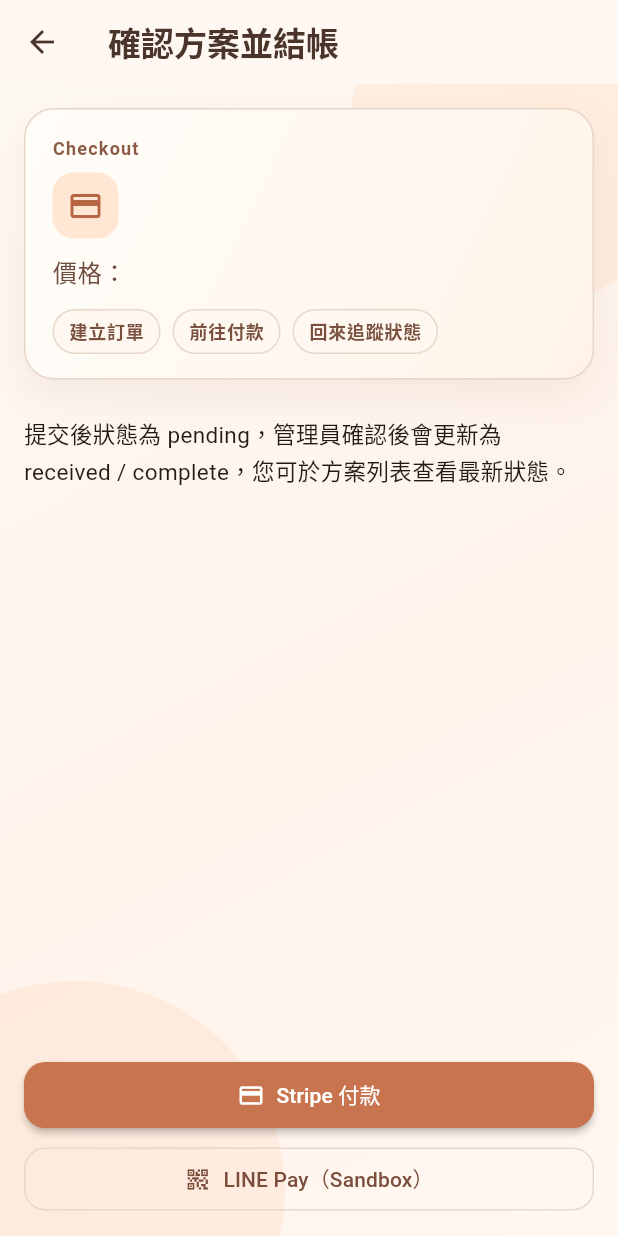
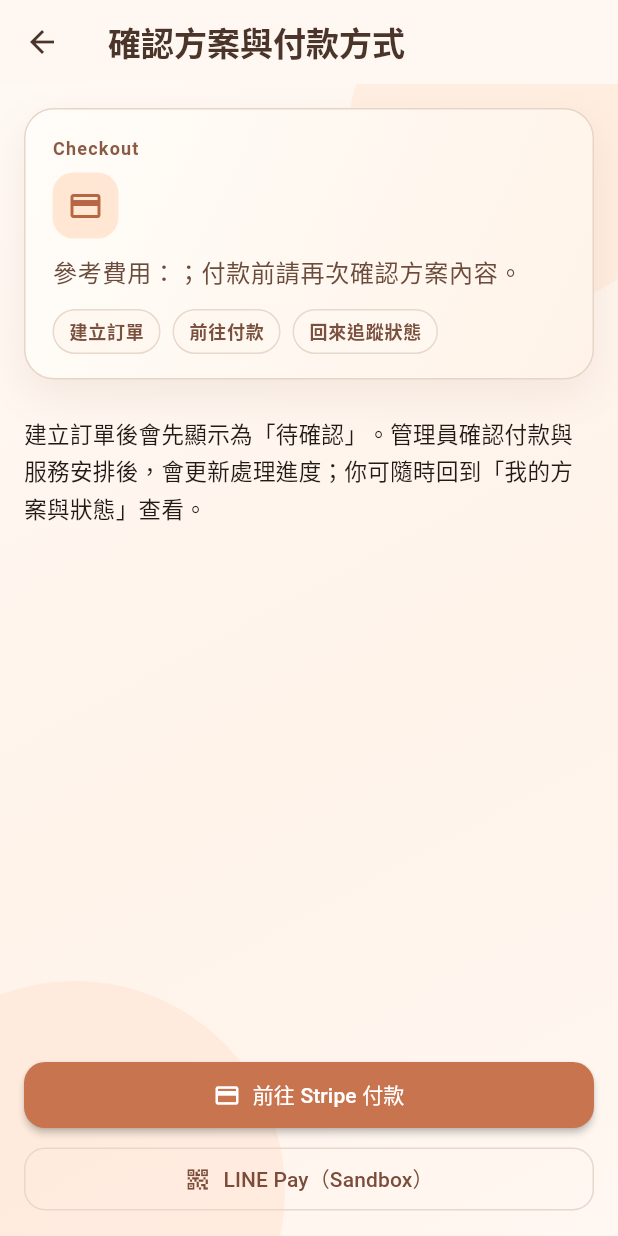
Before and after one commit to LEO0331/warmmemo, a Flutter app: the CheckoutPage screen opened directly with empty values, on a phone screen of 412 x 824 dp. Run offline on Flutter 3.47's test engine with Material 3 defaults, Android fonts, the phone set to English and light mode, and no system bars; our stand-ins replace cloud_firestore, firebase_auth, firebase_core, pdf, printing, qr_flutter and 3 more; missing offline and left inert: dart:html, dart:js_interop; accounts and stored records are empty; network calls fail; statements that could not run were skipped.

Commit message:
content upgrade

```diff
--- a/lib/features/admin/admin_dashboard.dart
+++ b/lib/features/admin/admin_dashboard.dart
@@ -161,8 +161,8 @@
             const PageHero(
               eyebrow: 'Admin',
               icon: Icons.admin_panel_settings_outlined,
-              title: 'Admin 控制台',
-              subtitle: '查看整體訂單進度、處理單筆案件並完成人工核對紀錄。',
+              title: '營運管理台',
+              subtitle: '集中查看訂單進度、處理個案，並留下可追溯的核對紀錄。',
               badges: ['訂單檢視', '人工核對', '狀態追蹤'],
             ),
             const SizedBox(height: 8),
@@ -248,7 +248,7 @@
               _buildErrorPanel(theme),
               const SizedBox(height: 12),
             ],
-            Text('檢視用戶提交的方案訂單，並可針對單筆填寫禮儀公司資訊後完成案件。'),
+            Text('查看客戶提交的方案訂單，依序完成核對、指派與交付安排。'),
             const SizedBox(height: 16),
             _buildWorkflowLegend(),
             const SizedBox(height: 16),
--- a/lib/features/admin/order_detail_page.dart
+++ b/lib/features/admin/order_detail_page.dart
@@ -49,19 +49,19 @@
     );
     if (!caseTransitionOk || !paymentTransitionOk) {
       setState(() {
-        _workflowHint = '狀態變更不符合流程，請依序更新（pending -> received -> complete）。';
+        _workflowHint = '這次狀態變更不符合流程；請依序更新為待確認、已接收，再到完成。';
       });
       return;
     }
     if (_editing.status == 'complete' && !_isDeliveredMilestoneDone()) {
       setState(() {
-        _workflowHint = '案件要標記 complete 前，請先將「已交付」里程碑設為 done。';
+        _workflowHint = '完成案件前，請先將「已交付」里程碑標示為完成。';
       });
       return;
     }
     if (_editing.status == 'complete' && _editing.paymentStatus != 'paid') {
       setState(() {
-        _workflowHint = '案件要標記 complete 前，請先確認付款狀態為 paid。';
+        _workflowHint = '完成案件前，請先確認付款狀態已標示為已付款。';
       });
       return;
     }
--- a/lib/features/final_countdown/final_countdown_tab.dart
+++ b/lib/features/final_countdown/final_countdown_tab.dart
@@ -695,8 +695,8 @@
                 const PageHero(
                   eyebrow: 'Planning',
                   icon: Icons.hourglass_bottom_outlined,
-                  title: '人生倒數與零結餘規劃',
-                  subtitle: '設定退休年份與預估壽命，讓資產與體驗支出在生命終點前盡量接近零結餘。',
+                  title: '人生規劃與體驗預算',
+                  subtitle: '用退休、健康與生活目標估算資產和支出，幫助你在不同階段更有意識地安排想做的事。',
                   badges: ['壽命預估', '資產支出平衡', '行動建議'],
                 ),
                 const SizedBox(height: 16),
@@ -976,7 +976,7 @@
                       if (_experienceItems.isEmpty)
                         const EmptyStateCard(
                           title: '尚未新增體驗項目',
-                          description: '新增你想完成或已完成的記憶體驗。',
+                          description: '把想完成或已完成的重要體驗記下來，讓規劃不只圍繞金額。',
                           icon: Icons.auto_awesome_outlined,
                         )
                       else
@@ -1120,7 +1120,7 @@
                 ),
                 const SizedBox(height: 16),
                 SectionCard(
-                  title: '零結餘結果',
+                  title: '資產與支出預估',
                   icon: Icons.balance_outlined,
                   child: SelectionArea(
                     child: Column(
@@ -1148,7 +1148,7 @@
                             _metricChip('建議年預算', _currency(annualTarget)),
                             _metricChip('建議月預算', _currency(monthlyTarget)),
                             _metricChip(
-                              'Die with Zero 準備度',
+                              '生活目標對齊度',
                               '${(overallReadiness * 100).toStringAsFixed(0)}%',
                               key: const Key('overall_readiness'),
                             ),
@@ -1166,14 +1166,14 @@
                         const SizedBox(height: 8),
                         Text(
                           net.abs() < 1000
-                              ? '很接近零結餘，規劃相當平衡。'
+                              ? '資產與支出目前接近平衡；仍可依生活變化定期調整。'
                               : net > 0
-                              ? '目前有剩餘資金，可增加體驗型支出。'
-                              : '目前預估不足，建議補強資產或下修支出。',
+                              ? '目前預留資金較多；可評估增加體驗、照護或家庭支持的預算。'
+                              : '目前預估支出較高；可檢視收入、資產與支出優先順序。',
                         ),
                         const SizedBox(height: 6),
                         Text(
-                          '綜合指標 = 健康對齊 30% + 財務對齊 30% + 壽命對齊 20% + 記憶進度 20%',
+                          '此指標用健康、財務、時間與體驗進度提供參考，不代表財務或醫療建議。',
                         ),
                       ],
                     ),
--- a/lib/features/packages/checkout_page.dart
+++ b/lib/features/packages/checkout_page.dart
@@ -298,7 +298,7 @@
   Widget build(BuildContext context) {
     final theme = Theme.of(context);
     return Scaffold(
-      appBar: AppBar(title: const Text('確認方案並結帳')),
+      appBar: AppBar(title: const Text('確認方案與付款方式')),
       body: WarmBackdrop(
         child: Padding(
           padding: const EdgeInsets.all(16),
@@ -309,13 +309,13 @@
                 eyebrow: 'Checkout',
                 icon: Icons.credit_card_outlined,
                 title: widget.planName,
-                subtitle: '價格：${widget.priceLabel}',
+                subtitle: '參考費用：${widget.priceLabel}；付款前請再次確認方案內容。',
                 badges: const ['建立訂單', '前往付款', '回來追蹤狀態'],
               ),
               const SizedBox(height: 8),
               const SizedBox(height: 16),
               SelectableText(
-                '提交後狀態為 pending，管理員確認後會更新為 received / complete，您可於方案列表查看最新狀態。',
+                '建立訂單後會先顯示為「待確認」。管理員確認付款與服務安排後，會更新處理進度；你可隨時回到「我的方案與狀態」查看。',
                 style: theme.textTheme.bodyMedium,
               ),
               const SizedBox(height: 12),
@@ -331,7 +331,7 @@
                 ),
               if (_lastCheckoutUrl != null) ...[
                 SelectableText(
-                  'Checkout URL：$_lastCheckoutUrl',
+                  '付款連結：$_lastCheckoutUrl',
                   style: theme.textTheme.bodySmall,
                 ),
                 const SizedBox(height: 8),
@@ -349,7 +349,7 @@
                         AppFeedback.showWithMessenger(
                           messenger,
                           colorScheme: colorScheme,
-                          message: 'Checkout URL 已複製',
+                          message: '付款連結已複製；可貼到瀏覽器開啟。',
                           tone: FeedbackTone.success,
                         );
                       },
@@ -387,7 +387,7 @@
                         }
                       },
                       icon: const Icon(Icons.open_in_new),
-                      label: const Text('重新開啟付款'),
+                      label: const Text('再次開啟付款頁'),
                     ),
                   ],
                 ),
@@ -439,7 +439,7 @@
                     child: FilledButton.icon(
                       onPressed: _submitting ? null : _submitOrder,
                       icon: const Icon(Icons.credit_card),
-                      label: Text(_submitting ? '前往中…' : 'Stripe 付款'),
+                      label: Text(_submitting ? '正在開啟付款頁…' : '前往 Stripe 付款'),
                     ),
                   ),
                   SizedBox(
--- a/lib/features/packages/packages_tab.dart
+++ b/lib/features/packages/packages_tab.dart
@@ -28,9 +28,9 @@
                 const PageHero(
                   eyebrow: 'Packages',
                   icon: Icons.handshake_outlined,
-                  title: '固定價格方案設計',
+                  title: '清楚比較服務方案',
                   subtitle:
-                      '平台先與合作禮儀公司談好「打包價格」與「最低服務標準」，家屬只需選擇風格與預算帶，不需臨時討價還價。',
+                      '先比較服務內容、適用情境與參考費用；選定後即可建立訂單，並持續查看付款與處理進度。',
                   badges: ['透明價格', '方案比較', '線上結帳'],
                 ),
                 const SizedBox(height: 16),
@@ -233,7 +233,7 @@
           if (orders.isEmpty) {
             return const EmptyStateCard(
               title: '尚未建立方案訂單',
-              description: '選擇方案後可建立訂單並追蹤付款狀態。',
+              description: '選擇合適方案後即可建立訂單，並在這裡追蹤付款與處理進度。',
               icon: Icons.receipt_long_outlined,
             );
           }
@@ -271,7 +271,7 @@
               ),
               const SizedBox(height: 8),
               if (filteredOrders.isEmpty)
-                const Text('目前篩選條件下沒有訂單。')
+                const Text('目前沒有符合篩選條件的訂單；可調整篩選條件再查看。')
               else
                 ...List.generate(filteredOrders.length, (index) {
                   final order = filteredOrders[index];
--- a/lib/features/skills/skill_generator_tab.dart
+++ b/lib/features/skills/skill_generator_tab.dart
@@ -126,18 +126,18 @@
                 ),
                 const SizedBox(height: 16),
                 SectionCard(
-                  title: 'JSON 輸入（標準化原始材料型）',
+                  title: '提供整理好的素材（JSON）',
                   icon: Icons.data_object_outlined,
                   child: Column(
                     crossAxisAlignment: CrossAxisAlignment.start,
                     children: [
                       SelectableText(
-                        '必要欄位：profile + materials（messages/documents/emails 任一有資料）。',
+                        '請提供 profile 與 materials；materials 中至少放入 messages、documents 或 emails 的其中一種素材。',
                         style: theme.textTheme.bodySmall,
                       ),
                       const SizedBox(height: 4),
                       SelectableText(
-                        '建議補充：relationshipToUser、familyRole、lifeStage、residenceCity、occupation、personalValues、hobbies、signatureMemory。',
+                        '補充關係、角色、生活階段、價值觀、興趣與代表回憶，可讓生成內容更貼近本人。',
                         style: theme.textTheme.bodySmall,
                       ),
                       const SizedBox(height: 8),
@@ -169,7 +169,7 @@
                                     ),
                                   )
                                 : const Icon(Icons.auto_fix_high_outlined),
-                            label: Text(_isGenerating ? '生成中...' : '驗證並生成'),
+                            label: Text(_isGenerating ? '正在整理內容…' : '檢查素材並生成'),
                           ),
                           OutlinedButton.icon(
                             onPressed: _applySampleJson,
@@ -202,7 +202,7 @@
                   child: _markdown.trim().isEmpty
                       ? const EmptyStateCard(
                           title: '尚未生成',
-                          description: '先貼上標準化 JSON，按「驗證並生成」。',
+                          description: '貼上素材後，按「檢查素材並生成」即可建立第一版內容。',
                           icon: Icons.edit_note_outlined,
                         )
                       : Column(
@@ -215,7 +215,7 @@
                                 FilledButton.icon(
                                   onPressed: _copyMarkdown,
                                   icon: const Icon(Icons.copy_all_outlined),
-                                  label: const Text('一鍵複製'),
+                                  label: const Text('複製內容'),
                                 ),
                                 OutlinedButton.icon(
                                   onPressed: _downloadMarkdown,
@@ -235,7 +235,7 @@
                                           ),
                                         )
                                       : const Icon(Icons.save_outlined),
-                                  label: Text(_isSaving ? '儲存中...' : '儲存到雲端'),
+                                  label: Text(_isSaving ? '正在儲存…' : '儲存此版本'),
                                 ),
                               ],
                             ),
@@ -257,7 +257,7 @@
                   child: uid == null
                       ? const EmptyStateCard(
                           title: '尚未登入',
-                          description: '登入後可保存與管理 Skill 版本。',
+                          description: '登入後即可保存版本，之後也能回來查看、複製或管理。',
                           icon: Icons.lock_outline,
                         )
                       : Column(
@@ -318,7 +318,7 @@
         if (filtered.isEmpty) {
           return const EmptyStateCard(
             title: '尚無儲存版本',
-            description: '生成後按「儲存到雲端」，即可在這裡按模板查看。',
+            description: '生成內容後按「儲存此版本」，即可在這裡依模板查看與管理。',
             icon: Icons.archive_outlined,
           );
         }
```
Also changed, not shown: 2 other files.
